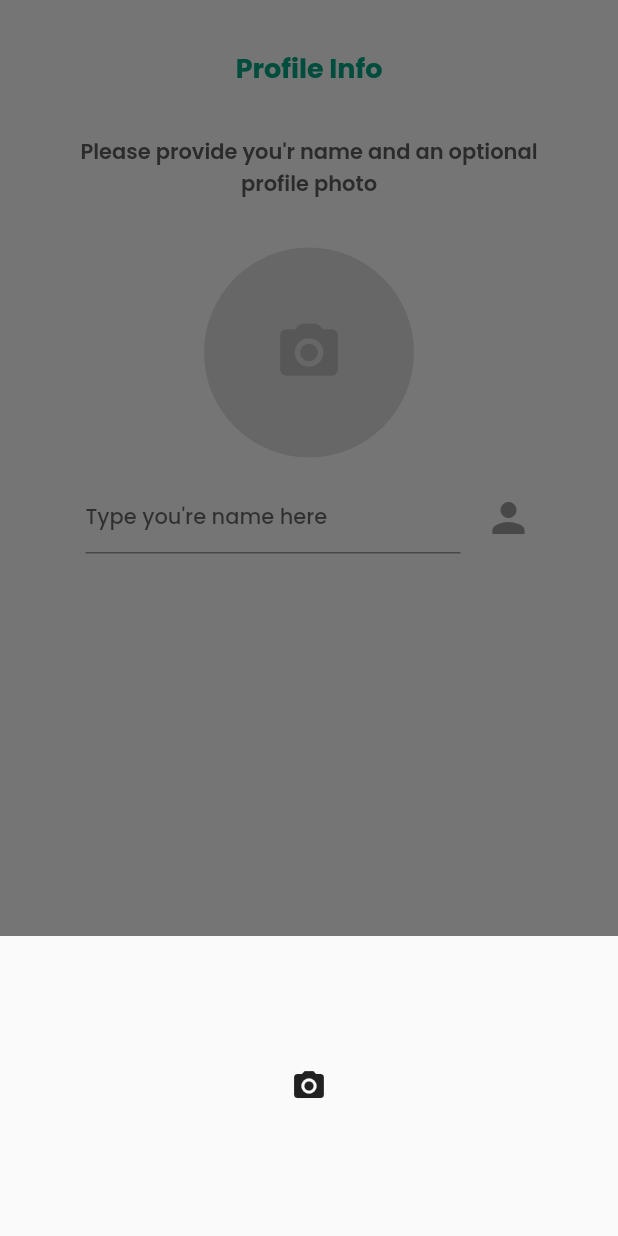
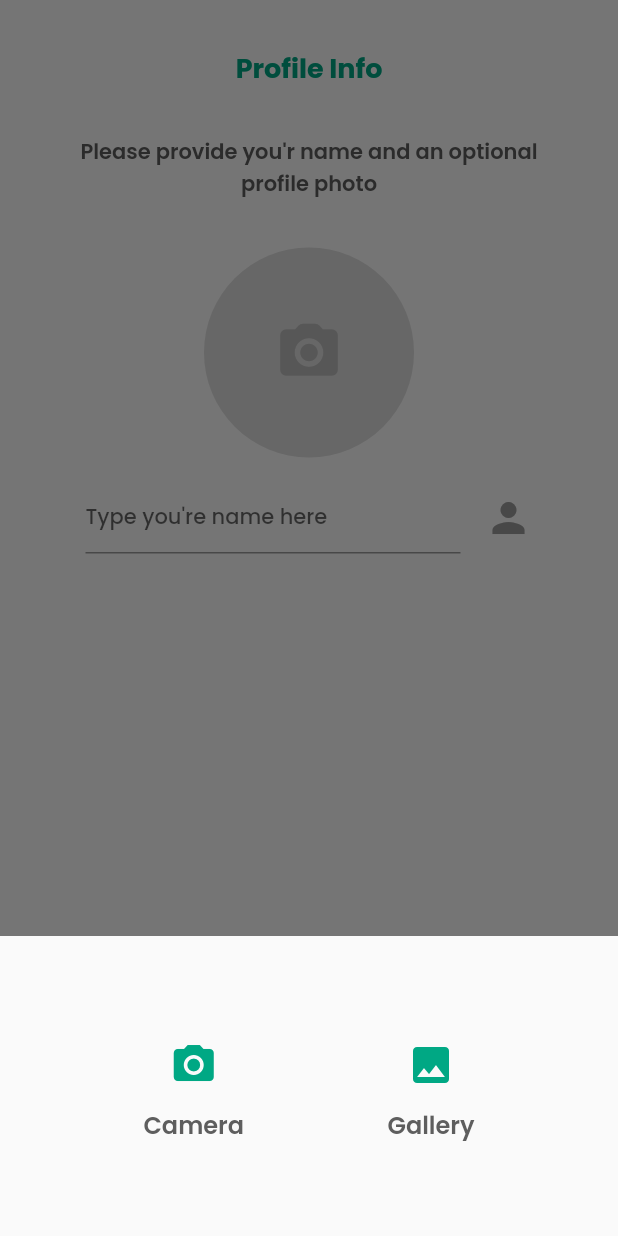
Before and after one commit to crazy-coder-018/whatsapp_clone, a Flutter app: the ProfileScreen screen opened directly, after a tap on the "camera alt" icon, on a phone screen of 412 x 824 dp. Run offline on Flutter 3.47's test engine with Material 3 defaults, Android fonts, the phone set to English and light mode, and no system bars; our stand-ins replace image_picker.

Commit message:
Profile Page

```diff
--- a/lib/screens/profile/profile_screen.dart
+++ b/lib/screens/profile/profile_screen.dart
@@ -1,12 +1,20 @@
 // ignore_for_file: non_constant_identifier_names, must_be_immutable, sized_box_for_whitespace
 
+import 'dart:io';
+
 import 'package:flutter/material.dart';
+import 'package:image_picker/image_picker.dart';
 import 'package:whatsapp_clone/widgets/ui_helper.dart';
 
-class ProfileScreen extends StatelessWidget {
+class ProfileScreen extends StatefulWidget {
+  ProfileScreen({super.key});
+
+  @override
+  State<ProfileScreen> createState() => _ProfileScreenState();
+}
+
+class _ProfileScreenState extends State<ProfileScreen> {
   TextEditingController name_controller = TextEditingController();
-
-  ProfileScreen({super.key});
 
   _openBottom(BuildContext context) {
     return showModalBottomSheet(
@@ -25,10 +33,57 @@ class ProfileScreen extends StatelessWidget {
             mainAxisAlignment: MainAxisAlignment.center,
             children: [
               Row(
-                mainAxisAlignment: MainAxisAlignment.center,
+                mainAxisAlignment: MainAxisAlignment.spaceEvenly,
                 children: [
-                  // Icon
-                  Icon(Icons.camera_alt),
+                  // Icon (Camera)
+                  Column(
+                    children: [
+                      IconButton(
+                        onPressed: () {
+                          _pickImage(ImageSource.camera);
+                        },
+                        icon: Icon(
+                          Icons.camera_alt,
+                          size: 32,
+                          color: Color(0xFF00A884),
+                        ),
+                      ),
+
+                      SizedBox(height: 4),
+
+                      // Text
+                      UiHelper.CustomText(
+                        text: 'Camera',
+                        height: 16,
+                        fontFamily: 'Poppins-Semibold',
+                      ),
+                    ],
+                  ),
+
+                  Column(
+                    children: [
+                      // Icon (Image)
+                      IconButton(
+                        onPressed: () {
+                          _pickImage(ImageSource.gallery);
+                        },
+                        icon: Icon(
+                          Icons.image,
+                          size: 32,
+                          color: Color(0xFF00A884),
+                        ),
+                      ),
+
+                      SizedBox(height: 4),
+
+                      // Text
+                      UiHelper.CustomText(
+                        text: 'Gallery',
+                        height: 16,
+                        fontFamily: 'Poppins-Semibold',
+                      ),
+                    ],
+                  ),
                 ],
               ),
             ],
@@ -36,6 +91,26 @@ class ProfileScreen extends StatelessWidget {
         );
       },
     );
+  }
+
+  File? pickedImage;
+
+  _pickImage(ImageSource imageSource) async {
+    try {
+      final photo = await ImagePicker().pickImage(source: imageSource);
+      if (photo == null) return;
+      final tempImage = File(photo.path);
+      setState(() {
+        pickedImage = tempImage;
+      });
+    } catch (ex) {
+      return ScaffoldMessenger.of(context).showSnackBar(
+        SnackBar(
+          content: Text(ex.toString()),
+          backgroundColor: Color(0xFF00A884),
+        ),
+      );
+    }
   }
 
   @override
```
